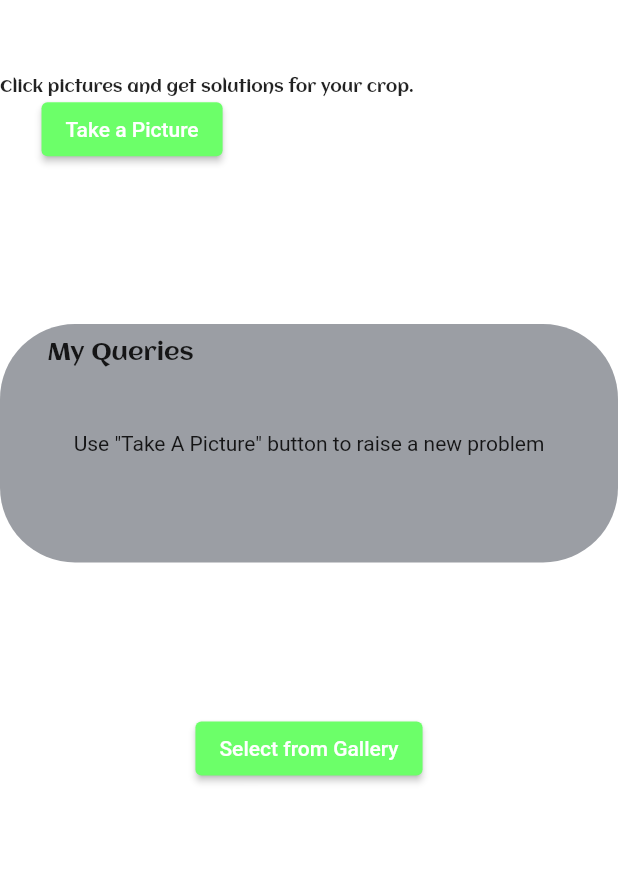
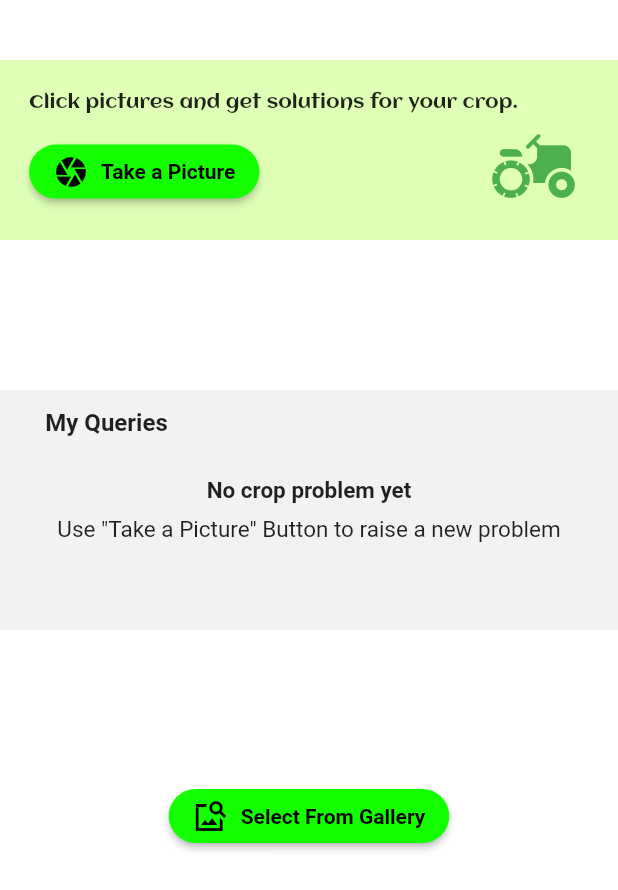
Before and after one commit to Naval1704/Greenify, a Flutter app: the CropDoctor screen opened directly, on a phone screen of 412 x 824 dp. Shown: the top 890 px of the screen. Run offline on Flutter 3.47's test engine with Material 2 defaults, Android fonts, the phone set to English and light mode, and no system bars; our stand-ins replace image_picker; missing offline and left inert: amplify_auth_cognito, amplify_authenticator, amplify_flutter; Roboto replaces fonts that are missing (Sans).

Commit message:
Crop doctor designs done

```diff
--- a/lib/cropdoctor.dart
+++ b/lib/cropdoctor.dart
@@ -1,7 +1,6 @@
 import 'package:flutter/material.dart';
 import 'package:image_picker/image_picker.dart';
 import 'dart:io';
-import 'package:path_provider/path_provider.dart';
 
 class CropDoctor extends StatefulWidget {
   @override
@@ -12,6 +11,22 @@ class _CropDoctorState extends State<CropDoctor> {
   List<File> pastImages = []; // List to store past images
   final String imagesKey = 'pastImages';
 
+  Future<void> openCamera() async {
+    final picker = ImagePicker();
+    final pickedFile = await picker.getImage(source: ImageSource.camera);
+    if (pickedFile != null) {
+      // Do something with the captured image (e.g., display it).
+    }
+  }
+
+  Future<void> openGallery() async {
+    final picker = ImagePicker();
+    final pickedFile = await picker.getImage(source: ImageSource.gallery);
+    if (pickedFile != null) {
+      // Do something with the selected image (e.g., display it).
+    }
+  }
+
   @override
   Widget build(BuildContext context) {
     return Scaffold(
@@ -19,38 +34,118 @@ class _CropDoctorState extends State<CropDoctor> {
       body: Column(
         mainAxisSize: MainAxisSize.max,
         children: [
+          SizedBox(height: 40),
           Align(
-            alignment: AlignmentDirectional(0.00, -0.50),
+            alignment: const AlignmentDirectional(0.00, 0.00),
             child: Container(
               width: double.infinity,
-              height: 116,
-              decoration: BoxDecoration(
-                color: Colors.white, // Set the background to white
+              height: 120,
+              decoration: const BoxDecoration(
+                color: Color(0xFFDFFFB7), // Set the background to white
               ),
               child: Align(
-                alignment: AlignmentDirectional(1.00, 1.00),
+                alignment: const AlignmentDirectional(1.00, 1.00),
                 child: Stack(
                   children: [
-                    Align(
-                      alignment: AlignmentDirectional(-1.00, 0.00),
+                    const Align(
+                      alignment: AlignmentDirectional(-0.55, -0.60),
                       child: Text(
                         'Click pictures and get solutions for your crop.',
                         style: TextStyle(
                           fontFamily: 'Aclonica',
-                          fontSize: 11,
+                          fontSize: 13,
                         ),
                       ),
                     ),
                     Align(
-                      alignment: AlignmentDirectional(-0.81, 0.83),
+                      alignment: const AlignmentDirectional(-0.85, 0.40),
                       child: ElevatedButton(
-                        onPressed: () {
-                          print('Button pressed ...');
-                        },
+                        onPressed: openCamera, // Call openCamera when pressed
                         style: ElevatedButton.styleFrom(
-                          primary: Color(0xFF6CFF69), // Set button color to #6CFF69
+                          primary: Color(0xFF14FF00),
+                          shape: RoundedRectangleBorder(
+                            borderRadius: BorderRadius.circular(30.0),
+                          ),
                         ),
-                        child: Text('Take a Picture'),
+                        child: const Row(
+                          mainAxisSize: MainAxisSize.min,
+                          children: [
+                            Icon(Icons.camera,
+                                color: Colors.black), // Add a camera icon
+                            SizedBox(width: 8),
+                            Text('Take a Picture',
+                                style: TextStyle(
+                                    color: Colors.black,
+                                    fontWeight: FontWeight.bold)),
+                          ],
+                        ),
+                      ),
+                    ),
+                    const Align(
+                      alignment: AlignmentDirectional(0.85, 0.40),
+                      child: Icon(Icons.agriculture_rounded,
+                          size: 60,
+                          color: Colors.green), // Add a Crop Doctor icon
+                    ),
+                  ],
+                ),
+              ),
+            ),
+          ),
+          Align(
+            alignment: AlignmentDirectional(0.00, 0.00),
+            child: Padding(
+              padding: EdgeInsets.only(top: 100),
+              child: Container(
+                width: double.infinity,
+                height: 160,
+                decoration: const BoxDecoration(
+                  color: Color(0xFFF2F2F2),
+                ),
+                child: const Stack(
+                  children: [
+                    Positioned(
+                      top: 12, // Adjust the top position as needed
+                      left: -270,
+                      right: 0,
+                      child: Text(
+                        'My Queries',
+                        style: TextStyle(
+                          fontFamily: 'Sans',
+                          fontWeight: FontWeight.bold,
+                          fontSize: 16, // Adjust the font size as needed
+                        ),
+                        textAlign: TextAlign.center,
+                      ),
+                    ),
+                    Align(
+                      alignment: AlignmentDirectional(0.00, 0.00),
+                      child: Column(
+                        mainAxisAlignment: MainAxisAlignment.center,
+                        children: [
+                          Text(
+                            'No crop problem yet',
+                            style: TextStyle(
+                              fontFamily: 'Sans',
+                              fontWeight: FontWeight.w600,
+                              fontSize: 15, // Adjust the font size as needed
+                            ),
+                            textAlign: TextAlign.center,
+                          ),
+                          SizedBox(
+                              height:
+                                  8), // Add some space between the two text elements
+                          Text(
+                            'Use "Take a Picture" Button to raise a new problem',
+                            style: TextStyle(
+                              fontFamily: 'Sans',
+                              fontWeight:
+                                  FontWeight.w400, // Lighter font weight
+                              fontSize: 15, // Adjust the font size as needed
+                            ),
+                            textAlign: TextAlign.center,
+                          ),
+                        ],
                       ),
                     ),
                   ],
@@ -62,54 +157,25 @@ class _CropDoctorState extends State<CropDoctor> {
             alignment: AlignmentDirectional(0.00, 1.00),
             child: Padding(
               padding: EdgeInsets.only(top: 100),
-              child: Container(
-                width: double.infinity,
-                height: 159,
-                decoration: BoxDecoration(
-                  color: Color(0xFF9B9EA4),
-                  borderRadius: BorderRadius.circular(50),
-                ),
-                child: Align(
-                  alignment: AlignmentDirectional(0.00, 0.00),
-                  child: Stack(
-                    children: [
-                      Align(
-                        alignment: AlignmentDirectional(-0.80, -1.00),
-                        child: Padding(
-                          padding: EdgeInsets.only(top: 10),
-                          child: Text(
-                            'My Queries',
-                            style: TextStyle(
-                              fontFamily: 'Aclonica',
-                              fontSize: 16,
-                            ),
-                          ),
-                        ),
-                      ),
-                      Align(
-                        alignment: AlignmentDirectional(0.00, 0.00),
-                        child: Text(
-                          'Use "Take A Picture" button to raise a new problem',
-                        ),
-                      ),
-                    ],
+              child: ElevatedButton(
+                onPressed: openGallery, // Call openGallery when pressed
+                style: ElevatedButton.styleFrom(
+                  primary: Color(0xFF14FF00),
+                  shape: RoundedRectangleBorder(
+                    borderRadius: BorderRadius.circular(30.0),
                   ),
                 ),
-              ),
-            ),
-          ),
-          Align(
-            alignment: AlignmentDirectional(0.00, 1.00),
-            child: Padding(
-              padding: EdgeInsets.only(top: 100),
-              child: ElevatedButton(
-                onPressed: () {
-                  print('Button pressed ...');
-                },
-                style: ElevatedButton.styleFrom(
-                  primary: Color(0xFF6CFF69), // Set button color to #6CFF69
+                child: const Row(
+                  mainAxisSize: MainAxisSize.min,
+                  children: [
+                    Icon(Icons.image_search_sharp,
+                        color: Colors.black), // Add a camera icon
+                    SizedBox(width: 8),
+                    Text('Select From Gallery',
+                        style: TextStyle(
+                            color: Colors.black, fontWeight: FontWeight.bold)),
+                  ],
                 ),
-                child: Text('Select from Gallery'),
               ),
             ),
           ),
--- a/lib/homepage.dart
+++ b/lib/homepage.dart
@@ -17,9 +17,6 @@ class _HomePageState extends State<HomePage> {
   @override
   Widget build(BuildContext context) {
     return Scaffold(
-      appBar: AppBar(
-        title: Text('Count Example'),
-      ),
       body: Center(
         child: Column(
           mainAxisAlignment: MainAxisAlignment.center,
--- a/lib/tasks.dart
+++ b/lib/tasks.dart
@@ -23,10 +23,7 @@ class _TasksState extends State<Tasks> {
 
   @override
   Widget build(BuildContext context) {
-
-
     return Scaffold(
-      key: scaffoldKey,
       backgroundColor: Colors.white,
       body: SafeArea(
         top: true,
@@ -34,20 +31,24 @@ class _TasksState extends State<Tasks> {
           children: [
             Container(
               width: double.infinity,
-              height: 100,
-              decoration: BoxDecoration(
+              height: 50,
+              decoration: const BoxDecoration(
                 color: Colors.white,
               ),
             ),
-            Text(
+            const Positioned(
+              top: 15,
+              left: 20,
+              child: Text(
                 'Pending Tasks',
                 style: TextStyle(
                   fontFamily: 'Aclonica',
                   fontSize: 16,
                 ),
               ),
+            ),
             Align(
-              alignment: AlignmentDirectional(0.00, 1.00),
+              alignment: const AlignmentDirectional(0.00, 1.00),
               child: Padding(
                 padding: EdgeInsets.only(top: 100),
                 child: Container(
@@ -60,9 +61,7 @@ class _TasksState extends State<Tasks> {
                     padding: EdgeInsets.only(top: 25),
                     child: SingleChildScrollView(
                       scrollDirection: Axis.horizontal,
-                      child: Row(
-                        mainAxisSize: MainAxisSize.max,
-                        children: [
+                      child: Row(mainAxisSize: MainAxisSize.max, children: [
                         Container(
                           width: 200,
                           height: 200,
@@ -124,9 +123,7 @@ class _TasksState extends State<Tasks> {
                             ),
                           ),
                         ),
-                        ]
-
-                      ),
+                      ]),
                     ),
                   ),
                 ),
```
Lines whose indentation alone changed are shown as unchanged.
